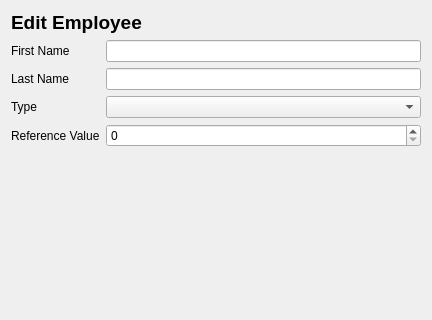
This is ui/employeeEditor.ui in olk90/shift as Qt 5 draws it before an edit; both pictures show x 0 to 432 and y 0 to 320 of the 432 by 556 pixel window. The edited form follows.
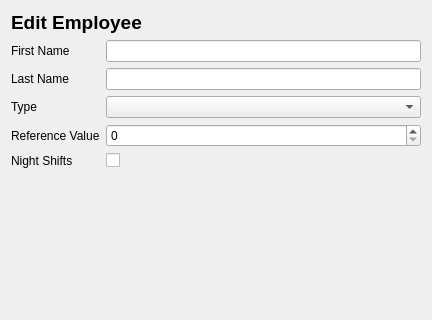
This is the edited form.

Commit message:
added night shift flag to employees
- must be considered for shift planning
- reworked table formats (default is now centered alignment)
- display boolean columns as checkbox

Patch:
```diff
--- a/ui/employeeEditor.ui
+++ b/ui/employeeEditor.ui
@@ -75,6 +75,20 @@
        <item row="3" column="1">
         <widget class="QSpinBox" name="referenceSpinner"/>
        </item>
+       <item row="4" column="0">
+        <widget class="QLabel" name="nightShiftsLabel">
+         <property name="text">
+          <string>Night Shifts</string>
+         </property>
+        </widget>
+       </item>
+       <item row="4" column="1">
+        <widget class="QCheckBox" name="nightShiftsEdit">
+         <property name="text">
+          <string/>
+         </property>
+        </widget>
+       </item>
       </layout>
      </item>
      <item>
```
The commit also changes 10 other files.
